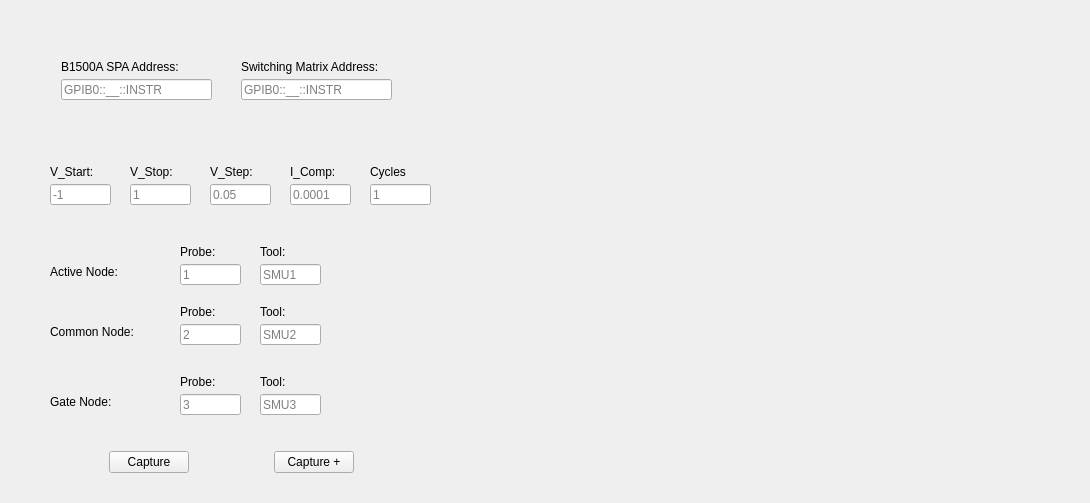
Above: DCIV_GUI.ui from Alexyazdani/GUI_Testing before the change. Below: the same form after it.
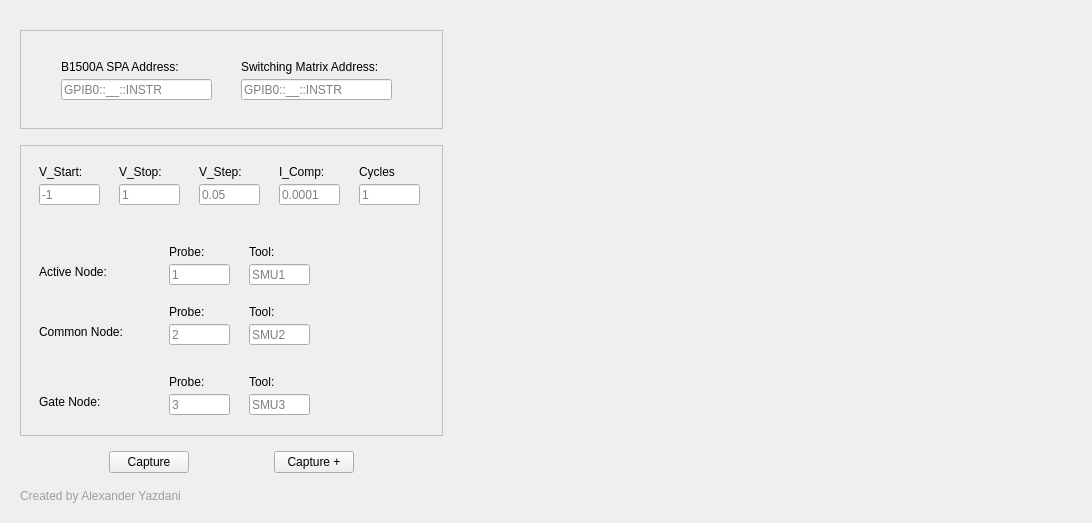
That is the form after the change.

Patch:
```diff
--- a/DCIV_GUI.ui
+++ b/DCIV_GUI.ui
@@ -6,20 +6,20 @@
    <rect>
     <x>0</x>
     <y>0</y>
-    <width>1090</width>
-    <height>498</height>
+    <width>1092</width>
+    <height>497</height>
    </rect>
   </property>
   <property name="windowTitle">
    <string>Form</string>
   </property>
-  <layout class="QHBoxLayout" name="horizontalLayout_5">
-   <item>
+  <layout class="QGridLayout" name="gridLayout">
+   <item row="0" column="0" rowspan="3" colspan="2">
     <widget class="QWidget" name="widget_3" native="true">
      <property name="minimumSize">
       <size>
        <width>441</width>
-       <height>481</height>
+       <height>501</height>
       </size>
      </property>
      <layout class="QVBoxLayout" name="verticalLayout">
@@ -38,6 +38,17 @@
       </item>
       <item>
        <widget class="QWidget" name="widget_6" native="true">
+        <property name="minimumSize">
+         <size>
+          <width>421</width>
+          <height>99</height>
+         </size>
+        </property>
+        <property name="styleSheet">
+         <string notr="true">#widget_6{
+	border: 1px  solid #C0C0C0;
+}</string>
+        </property>
         <layout class="QHBoxLayout" name="horizontalLayout_4">
          <item>
           <spacer name="horizontalSpacer_7">
@@ -150,24 +161,17 @@
        <widget class="QWidget" name="widget_5" native="true">
         <property name="minimumSize">
          <size>
-          <width>441</width>
+          <width>421</width>
           <height>291</height>
          </size>
         </property>
+        <property name="styleSheet">
+         <string notr="true">#widget_5
+{
+	border: 1px  solid #C0C0C0;
+}</string>
+        </property>
         <layout class="QHBoxLayout" name="horizontalLayout_3">
-         <item>
-          <spacer name="horizontalSpacer_4">
-           <property name="orientation">
-            <enum>Qt::Horizontal</enum>
-           </property>
-           <property name="sizeHint" stdset="0">
-            <size>
-             <width>2</width>
-             <height>20</height>
-            </size>
-           </property>
-          </spacer>
-         </item>
          <item>
           <widget class="QWidget" name="widget_2" native="true">
            <property name="minimumSize">
@@ -516,7 +520,7 @@
            </property>
            <property name="sizeHint" stdset="0">
             <size>
-             <width>2</width>
+             <width>1</width>
              <height>20</height>
             </size>
            </property>
@@ -533,7 +537,7 @@
         <property name="sizeHint" stdset="0">
          <size>
           <width>20</width>
-          <height>6</height>
+          <height>18</height>
          </size>
         </property>
        </spacer>
@@ -611,15 +615,37 @@
         <property name="sizeHint" stdset="0">
          <size>
           <width>20</width>
-          <height>6</height>
+          <height>0</height>
          </size>
         </property>
        </spacer>
       </item>
+      <item>
+       <widget class="QLabel" name="name_label">
+        <property name="styleSheet">
+         <string notr="true">font: 75 8pt &quot;Myanmar Text&quot;;
+color: rgb(158, 158, 158);
+</string>
+        </property>
+        <property name="text">
+         <string>Created by Alexander Yazdani</string>
+        </property>
+       </widget>
+      </item>
      </layout>
     </widget>
    </item>
-   <item>
+   <item row="0" column="3" rowspan="3">
+    <widget class="QWidget" name="Plot_Widget" native="true">
+     <property name="minimumSize">
+      <size>
+       <width>621</width>
+       <height>481</height>
+      </size>
+     </property>
+    </widget>
+   </item>
+   <item row="0" column="2">
     <spacer name="horizontalSpacer_8">
      <property name="orientation">
       <enum>Qt::Horizontal</enum>
@@ -632,16 +658,6 @@
      </property>
     </spacer>
    </item>
-   <item>
-    <widget class="QWidget" name="Plot_Widget" native="true">
-     <property name="minimumSize">
-      <size>
-       <width>621</width>
-       <height>481</height>
-      </size>
-     </property>
-    </widget>
-   </item>
   </layout>
  </widget>
  <resources/>
```
Left out of the diff: 8 changed lines with no effect on the pictures.
